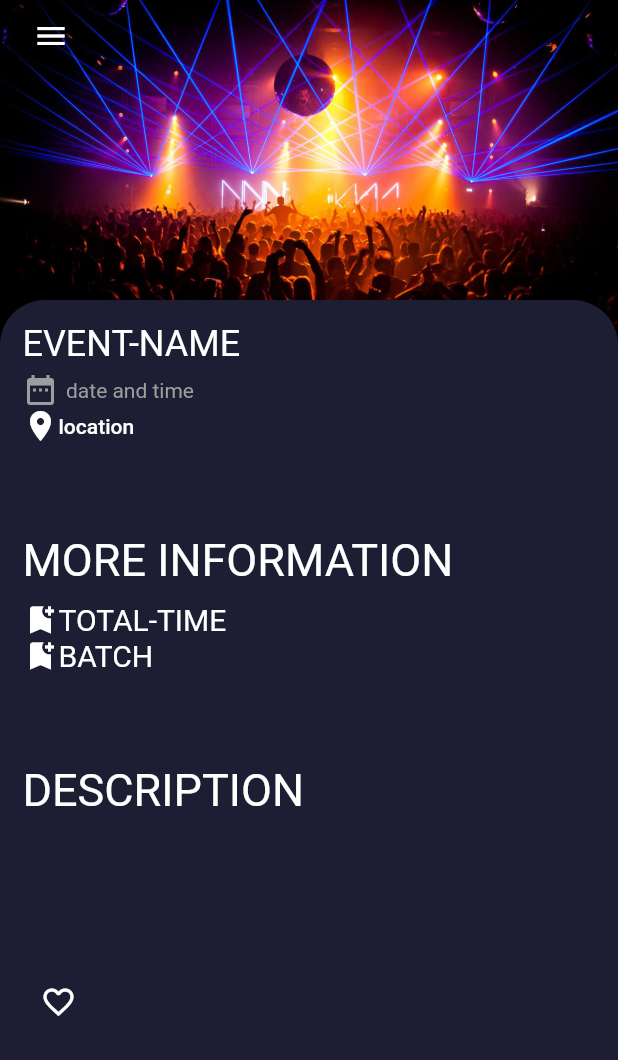
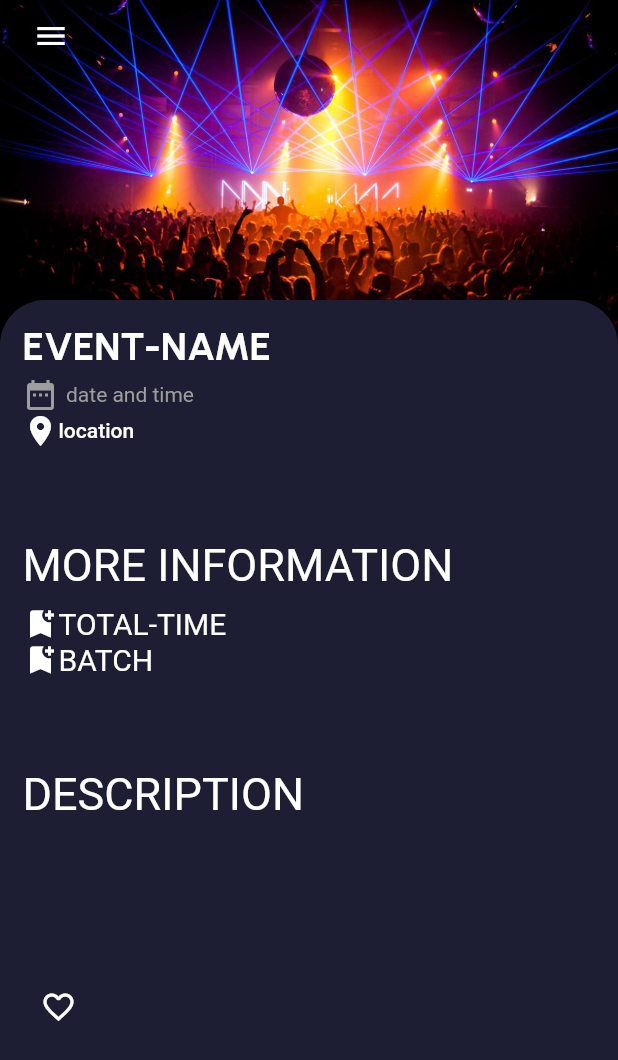
Before and after one commit to Xe-nor/CampusKonnect, a Flutter app: the eventdetail screen opened by its route, on a phone screen of 412 x 824 dp. Shown: the top 1060 px of the screen. Run offline on Flutter 3.47's test engine with Material 2 defaults, Android fonts, the phone set to English and light mode, and no system bars; our stand-ins replace firebase_core, flutter_snake_navigationbar, font_awesome_flutter, get, google_fonts, image_picker and 1 more; accounts and stored records are empty; project files that could hold a hidden picture were left out.

Commit message:
eventdetail

```diff
--- a/lib/pages/eventdetail.dart
+++ b/lib/pages/eventdetail.dart
@@ -1,6 +1,8 @@
 import 'package:flutter/material.dart';
 import 'package:campuskonnect/pages/bottomnavbar.dart';
 import 'package:get/get.dart';
+import 'package:google_fonts/google_fonts.dart';
+import 'package:font_awesome_flutter/font_awesome_flutter.dart';
 
 // ignore: camel_case_types
 class eventdetail extends StatefulWidget {
@@ -62,11 +64,10 @@ class _eventdetailState extends State<eventdetail> {
                         children: [
                           Row(
                             children: [
-                              Text(
-                                "EVENT-NAME",
-                                style:
-                                    Theme.of(context).textTheme.headlineSmall,
-                              )
+                              Text("EVENT-NAME",
+                                  style: GoogleFonts.urbanist(
+                                      fontSize: 26.0,
+                                      fontWeight: FontWeight.w700))
                             ],
                           ),
                           const SizedBox(
@@ -86,7 +87,8 @@ class _eventdetailState extends State<eventdetail> {
                           ),
                           Row(
                             children: [
-                              const Icon(Icons.location_on, color: Colors.white),
+                              const Icon(Icons.location_on,
+                                  color: Colors.white),
                               Text(
                                 "location",
                                 style: Theme.of(context).textTheme.labelLarge,
```
